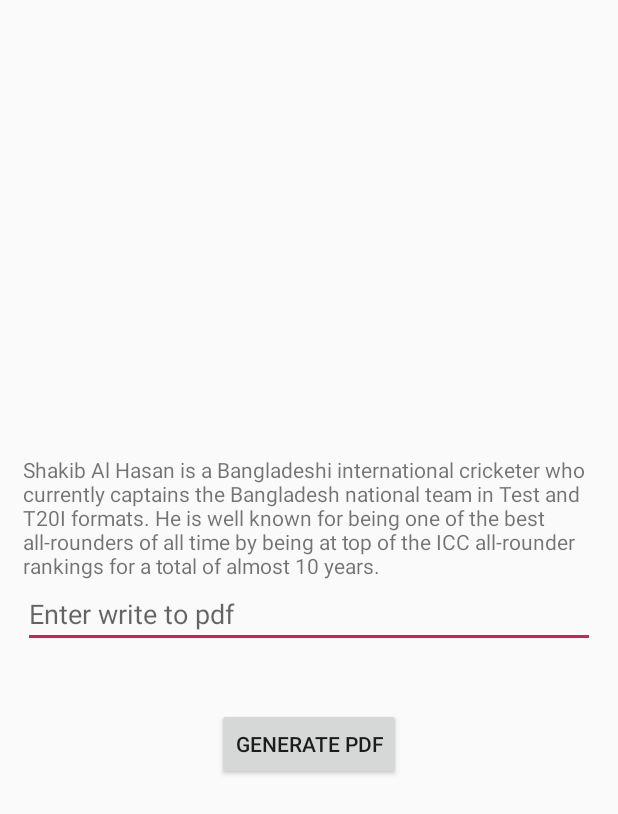
After one commit to bellalhr/Android_Component, an Android app: the layout pdf_file_generate.xml on its own in the app's theme, with its tools: preview values and no code run, on a phone screen of 412 x 824 dp. The commit adds this screen. Shown: the top 814 px of the screen. Run offline under Robolectric (Android 15) with nearby library versions, the phone set to English and light mode, and no system bars.

```diff
--- a/app/src/main/AndroidManifest.xml
+++ b/app/src/main/AndroidManifest.xml
@@ -1,7 +1,7 @@
 <?xml version="1.0" encoding="utf-8"?>
 <manifest xmlns:android="http://schemas.android.com/apk/res/android"
     package="io.destreza.android_component">
-
+    <uses-permission android:name="android.permission.WRITE_EXTERNAL_STORAGE"/>
     <application
         android:allowBackup="true"
         android:icon="@mipmap/ic_launcher"
--- /dev/null
+++ b/app/src/main/res/drawable/edittext_design.xml
@@ -0,0 +1,6 @@
+<?xml version="1.0" encoding="utf-8"?>
+<shape xmlns:android="http://schemas.android.com/apk/res/android">
+    <solid android:color="#f4efef"/>
+    <corners android:radius="10dp"/>
+    <stroke android:color="#938d8d" android:width="1dp"/>
+</shape>
--- /dev/null
+++ b/app/src/main/res/layout/pdf_file_generate.xml
@@ -0,0 +1,27 @@
+<?xml version="1.0" encoding="utf-8"?>
+<LinearLayout
+    xmlns:android="http://schemas.android.com/apk/res/android"
+    android:layout_width="match_parent"
+    android:orientation="vertical"
+    android:gravity="center"
+    android:padding="15dp"
+    android:id="@+id/containt"
+    android:layout_height="match_parent">
+    <TextView
+        android:layout_width="match_parent"
+        android:layout_height="wrap_content"
+        android:text="@string/shakib"
+        />
+   <EditText
+       android:id="@+id/message"
+       android:layout_width="match_parent"
+       android:layout_height="wrap_content"
+       android:hint="Enter write to pdf"
+       />
+    <Button
+        android:id="@+id/writeBtn"
+        android:layout_width="wrap_content"
+        android:layout_marginTop="40dp"
+        android:text="Generate PDF"
+        android:layout_height="wrap_content" />
+</LinearLayout>
--- a/app/src/main/res/values/strings.xml
+++ b/app/src/main/res/values/strings.xml
@@ -1,3 +1,4 @@
 <resources>
     <string name="app_name">Android_Component</string>
+    <string name="shakib">Shakib Al Hasan is a Bangladeshi international cricketer who currently captains the Bangladesh national team in Test and T20I formats. He is well known for being one of the best all-rounders of all time by being at top of the ICC all-rounder rankings for a total of almost 10 years.</string>
 </resources>
```
Also changed, not shown: app/src/main/java/io/destreza/android_component/MainActivity.java (+154 -3 lines), app/src/main/res/layout/create_edittext_onclick.xml (added, +34 -0 lines), app/src/main/res/layout/multi_language_support.xml (added, +33 -0 lines).
